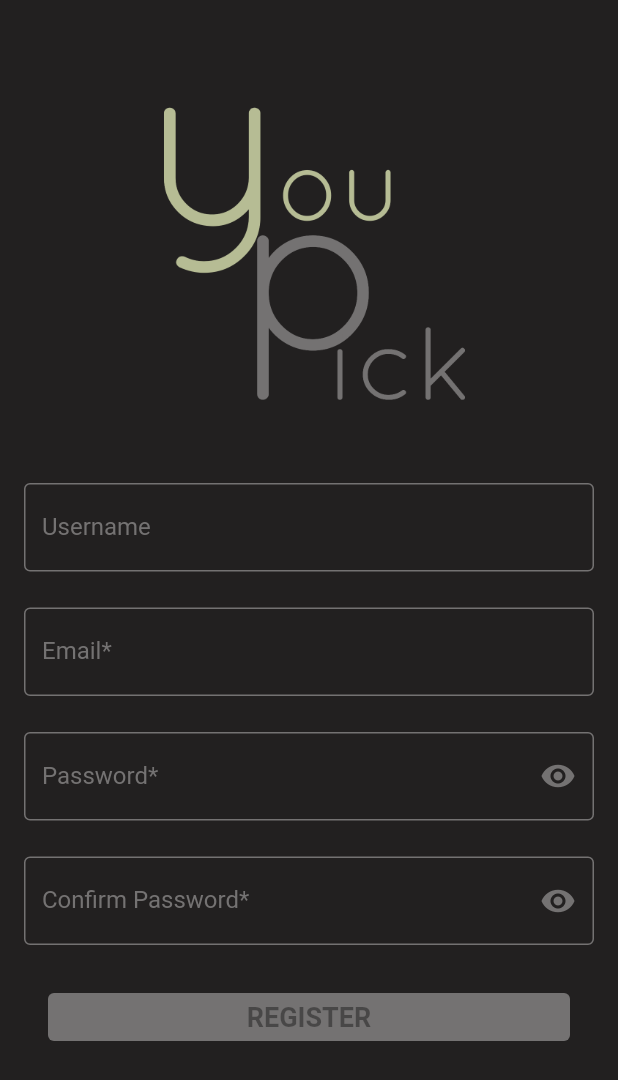
After one commit to thepeterwells/you_pick, a Flutter app: the screen it shows after launch, after a tap on "Create Account", on a phone screen of 412 x 824 dp. The commit adds this screen. Shown: the top 1080 px of the screen. Run offline on Flutter 3.47's test engine with Material 2 defaults, Android fonts, the phone set to English and light mode, and no system bars; our stand-ins replace firebase_auth, firebase_core, shared_preferences; missing offline and left inert: tmdb_api; accounts and stored records are empty; network calls fail.

Commit message:
Registration screen basic UI in place

```diff
--- /dev/null
+++ b/lib/utils/TMDbUtil.dart
@@ -0,0 +1,11 @@
+import 'package:tmdb_api/tmdb_api.dart';
+
+class TMDbUtil {
+  static TMDB initializeTMDb() {
+    return TMDB(
+        ApiKeys('39df174acce9f04fa07618cc434d32b9',
+            'eyJhbGciOiJIUzI1NiJ9.eyJhdWQiOiIzOWRmMTc0YWNjZTlmMDRmYTA3NjE4Y2M0MzRkMzJiOSIsInN1YiI6IjYwYjZlMjZlYTA2NjQ1MDAyYTU2ZjM5YyIsInNjb3BlcyI6WyJhcGlfcmVhZCJdLCJ2ZXJzaW9uIjoxfQ.3CtYzXrcZrf-acVddbJrZ6FcmbvA3YKmMHH3ur3-wNg'
+        )
+    );
+  }
+}
--- a/lib/view/login/LoginPresenter.dart
+++ b/lib/view/login/LoginPresenter.dart
@@ -1,10 +1,14 @@
+import 'package:firebase_auth/firebase_auth.dart';
 import 'package:shared_preferences/shared_preferences.dart';
+import 'package:you_pick/utils/TMDbUtil.dart';
 import 'package:you_pick/view/login/ILogin.dart';
+import 'package:tmdb_api/tmdb_api.dart';
 
 class LoginPresenter {
   ILogin? _view;
   String? _email;
   String? _password;
+  TMDB? _tmdbService;
 
   static final LoginPresenter _singleton = LoginPresenter._internal();
   LoginPresenter._internal();
@@ -15,6 +19,7 @@ class LoginPresenter {
 
   void start(ILogin view) async {
     _view = view;
+    _tmdbService = TMDbUtil.initializeTMDb();
     final _preferences = await SharedPreferences.getInstance();
     if ((_preferences.get('api_token') ?? '-1') == '-1') {
       _preferences.setString('api_token', 'eyJhbGciOiJIUzI1NiJ9.eyJhdWQiOiIzOWRmMTc0YWNjZTlmMDRmYTA3NjE4Y2M0MzRkMzJiOSIsInN1YiI6IjYwYjZlMjZlYTA2NjQ1MDAyYTU2ZjM5YyIsInNjb3BlcyI6WyJhcGlfcmVhZCJdLCJ2ZXJzaW9uIjoxfQ.3CtYzXrcZrf-acVddbJrZ6FcmbvA3YKmMHH3ur3-wNg');
@@ -43,4 +48,8 @@ class LoginPresenter {
 
     _view?.setSubmitButtonEnabled(isEmailValid && isPasswordValid);
   }
+
+  void _login() {
+
+  }
 }
--- a/lib/view/login/LoginScreen.dart
+++ b/lib/view/login/LoginScreen.dart
@@ -5,6 +5,7 @@ import 'package:you_pick/utils/ColorUtil.dart';
 import 'package:you_pick/view/home.dart';
 import 'package:you_pick/view/login/LoginPresenter.dart';
 import 'package:you_pick/view/navigation/BottomNavigationScreen.dart';
+import 'package:you_pick/view/registration/RegistrationScreen.dart';
 
 import 'ILogin.dart';
 
@@ -96,7 +97,7 @@ class _LoginScreenState extends State<LoginWidget> implements ILogin {
                   focusedBorder: OutlineInputBorder(
                     borderSide: BorderSide(color: AppTheme.primaryTextColor)
                   ),
-                  labelText: 'TMDb Account Email',
+                  labelText: 'Email',
                   labelStyle: TextStyle(color: AppTheme.primaryLightColor)
                 ),
               )
@@ -130,16 +131,6 @@ class _LoginScreenState extends State<LoginWidget> implements ILogin {
             Container(
               margin: EdgeInsets.only(top: 24.0, left: 32.0, right: 32.0),
               child: ElevatedButton(
-                // style: ElevatedButton.styleFrom(
-                //   minimumSize: Size(double.infinity, 32.0),
-                //   padding: EdgeInsets.all(8.0),
-                //   primary: AppTheme.secondaryDarkColor,
-                //   textStyle: TextStyle(
-                //     color: AppTheme.primaryTextColor,
-                //     fontSize: 18,
-                //     fontWeight: FontWeight.bold,
-                //   ),
-                // ),
                 style: ButtonStyle(
                   backgroundColor: MaterialStateProperty.resolveWith<Color>((states) {
                     if (states.contains(MaterialState.disabled)) {
@@ -167,6 +158,20 @@ class _LoginScreenState extends State<LoginWidget> implements ILogin {
                 ),
                 child: Text('LOGIN'),
                 onPressed: _loginButtonEnabled ? () {  } : null,
+              ),
+            ),
+            Container(
+              margin: EdgeInsets.only(top: 8.0, left: 32.0, right: 32.0),
+              child: TextButton(
+                child: Text(
+                  'Create Account',
+                  style: TextStyle(
+                      color: AppTheme.primaryTextColor,
+                      fontSize: 16,
+                      fontWeight: FontWeight.bold
+                  ),
+                ),
+                onPressed: () { Navigator.push(context, MaterialPageRoute(builder: (context) => RegistrationScreen())); },
               ),
             )
           ],
--- /dev/null
+++ b/lib/view/registration/IRegistration.dart
@@ -0,0 +1,6 @@
+abstract class IRegistration {
+  void showInvalidEmail(String errorMsg);
+  void showInvalidPassword(String errorMsg);
+  void setRegisterButtonEnabled(bool enabled);
+  void onRegistrationComplete();
+}
--- /dev/null
+++ b/lib/view/registration/RegistrationPresenter.dart
@@ -0,0 +1,50 @@
+import 'package:you_pick/view/registration/IRegistration.dart';
+
+class RegistrationPresenter {
+  IRegistration? _view;
+  String? _username;
+  String? _email;
+  String? _password;
+  String? _confirmPassword;
+
+  static final RegistrationPresenter _singleton = RegistrationPresenter._internal();
+  RegistrationPresenter._internal();
+
+  factory RegistrationPresenter() {
+    return _singleton;
+  }
+
+  void start(IRegistration view) {
+    _view = view;
+  }
+
+  void onUsernameChanged(String username) {
+    _username = username;
+    _validateUserInputs();
+  }
+
+  void onEmailInputChanged(String email) {
+    _email = email;
+    _validateUserInputs();
+  }
+
+  void onPasswordInputChanged(String password) {
+    _password = password;
+    _validateUserInputs();
+  }
+
+  void onConfirmPasswordInputChanged(String confirmPassword) {
+    _confirmPassword = confirmPassword;
+    _validateUserInputs();
+  }
+
+  void _validateUserInputs() {
+    if (_email == null || _password == null) {
+      _view?.setRegisterButtonEnabled(false);
+    }
+    bool isEmailValid = RegExp(r"^[a-zA-Z0-9.a-zA-Z0-9.!#$%&'*+-/=?^_`{|}~]+@[a-zA-Z0-9]+\.[a-zA-Z]+").hasMatch(_email!);
+    bool isPasswordValid = _password!.isNotEmpty && _password == _confirmPassword;
+
+    _view?.setRegisterButtonEnabled(isEmailValid && isPasswordValid);
+  }
+}
--- /dev/null
+++ b/lib/view/registration/RegistrationScreen.dart
@@ -0,0 +1,229 @@
+import 'package:flutter/cupertino.dart';
+import 'package:flutter/material.dart';
+import 'package:you_pick/utils/ColorUtil.dart';
+import 'package:you_pick/view/registration/IRegistration.dart';
+import 'package:you_pick/view/registration/RegistrationPresenter.dart';
+
+class RegistrationScreen extends StatelessWidget {
+
+  var presenter = RegistrationPresenter();
+
+  @override
+  Widget build(BuildContext context) {
+    return MaterialApp(
+        debugShowCheckedModeBanner: false,
+        theme: Theme.of(context).copyWith(
+            disabledColor: AppTheme.secondaryTextColor
+        ),
+        home: Scaffold(
+          backgroundColor: AppTheme.primaryDarkColor,
+          body: RegistrationWidget(presenter: presenter),
+        )
+    );
+  }
+}
+
+class RegistrationWidget extends StatefulWidget {
+
+  final RegistrationPresenter presenter;
+
+  const RegistrationWidget({ required this.presenter });
+
+  @override
+  State createState() => _RegistrationScreenState(presenter: presenter);
+}
+
+class _RegistrationScreenState extends State<RegistrationWidget> implements IRegistration {
+
+  final RegistrationPresenter presenter;
+  bool _showPassword = false;
+  bool _registerButtonEnabled = false;
+
+  _RegistrationScreenState({ required this.presenter });
+
+  @override
+  void initState() {
+    setState(() {
+      _showPassword = false;
+      _registerButtonEnabled = false;
+    });
+    WidgetsBinding.instance!.addPostFrameCallback((_) => presenter.start(this));
+  }
+
+  @override
+  Widget build(BuildContext context) {
+    return Scaffold(
+      backgroundColor: AppTheme.primaryDarkColor,
+      body: SingleChildScrollView(
+        child: Column(
+          crossAxisAlignment: CrossAxisAlignment.center,
+          children: <Widget>[
+            Container(
+              width: double.infinity,
+              margin: const EdgeInsets.only(top: 48.0),
+              child: (
+                  Image(image: AssetImage('assets/images/you_pick_logo.png'),
+                    width: 250,
+                    height: 250,
+                    alignment: Alignment.center,
+                  )
+              ),
+            ),
+            Container(
+                margin: EdgeInsets.only(top: 24.0, left: 16.0, right: 16.0),
+                child: TextFormField(
+                  onChanged: (username) { presenter.onUsernameChanged(username); },
+                  cursorColor: AppTheme.primaryTextColor,
+                  style: TextStyle(
+                    color: AppTheme.primaryTextColor
+                  ),
+                  decoration: InputDecoration(
+                      enabledBorder: OutlineInputBorder(
+                          borderSide: BorderSide(color: AppTheme.primaryLightColor)
+                      ),
+                      focusedBorder: OutlineInputBorder(
+                          borderSide: BorderSide(color: AppTheme.primaryTextColor)
+                      ),
+                      labelText: 'Username',
+                      labelStyle: TextStyle(color: AppTheme.primaryLightColor)
+                  )
+                ),
+            ),
+            Container(
+                margin: EdgeInsets.only(top: 24.0, left: 16.0, right: 16.0),
+                child: TextFormField(
+                  onChanged: (email) { presenter.onEmailInputChanged(email); },
+                  cursorColor: AppTheme.primaryTextColor,
+                  style: TextStyle(
+                      color: AppTheme.primaryTextColor
+                  ),
+                  decoration: InputDecoration(
+                      enabledBorder: OutlineInputBorder(
+                          borderSide: BorderSide(color: AppTheme.primaryLightColor)
+                      ),
+                      focusedBorder: OutlineInputBorder(
+                          borderSide: BorderSide(color: AppTheme.primaryTextColor)
+                      ),
+                      labelText: 'Email*',
+                      labelStyle: TextStyle(color: AppTheme.primaryLightColor)
+                  ),
+                )
+            ),
+            Container(
+                margin: EdgeInsets.only(top: 24.0, left: 16.0, right: 16.0),
+                child: TextFormField(
+                  obscureText: !_showPassword,
+                  onChanged: (password) { presenter.onPasswordInputChanged(password); },
+                  cursorColor: AppTheme.primaryTextColor,
+                  style: TextStyle(
+                      color: AppTheme.primaryTextColor
+                  ),
+                  decoration: InputDecoration(
+                      enabledBorder: OutlineInputBorder(
+                          borderSide: BorderSide(color: AppTheme.primaryLightColor)
+                      ),
+                      focusedBorder: OutlineInputBorder(
+                          borderSide: BorderSide(color: AppTheme.primaryTextColor)
+                      ),
+                      labelText: 'Password*',
+                      labelStyle: TextStyle(color: AppTheme.primaryLightColor),
+                      suffixIcon: IconButton(
+                        icon: _showPassword ? Icon(Icons.visibility_off) : Icon(Icons.visibility),
+                        onPressed: () { _togglePasswordVisibility(); },
+                        color: AppTheme.primaryLightColor,
+                      )
+                  ),
+                )
+            ),
+            Container(
+                margin: EdgeInsets.only(top: 24.0, left: 16.0, right: 16.0),
+                child: TextFormField(
+                  obscureText: !_showPassword,
+                  onChanged: (password) { presenter.onConfirmPasswordInputChanged(password); },
+                  cursorColor: AppTheme.primaryTextColor,
+                  style: TextStyle(
+                      color: AppTheme.primaryTextColor
+                  ),
+                  decoration: InputDecoration(
+                      enabledBorder: OutlineInputBorder(
+                          borderSide: BorderSide(color: AppTheme.primaryLightColor)
+                      ),
+                      focusedBorder: OutlineInputBorder(
+                          borderSide: BorderSide(color: AppTheme.primaryTextColor)
+                      ),
+                      labelText: 'Confirm Password*',
+                      labelStyle: TextStyle(color: AppTheme.primaryLightColor),
+                      suffixIcon: IconButton(
+                        icon: _showPassword ? Icon(Icons.visibility_off) : Icon(Icons.visibility),
+                        onPressed: () { _togglePasswordVisibility(); },
+                        color: AppTheme.primaryLightColor,
+                      )
+                  ),
+                )
+            ),
+            Container(
+              margin: EdgeInsets.only(top: 24.0, left: 32.0, right: 32.0),
+              child: ElevatedButton(
+                style: ButtonStyle(
+                    backgroundColor: MaterialStateProperty.resolveWith<Color>((states) {
+                      if (states.contains(MaterialState.disabled)) {
+                        return AppTheme.primaryLightColor;
+                      }
+                      return AppTheme.secondaryDarkColor;
+                    }),
+                    minimumSize: MaterialStateProperty.resolveWith<Size>((states) {
+                      return Size(double.infinity, 32.0);
+                    }),
+                    textStyle: MaterialStateProperty.resolveWith<TextStyle>((states) {
+                      if (states.contains(MaterialState.disabled)) {
+                        return TextStyle(
+                            color: AppTheme.primaryDarkColor,
+                            fontSize: 18,
+                            fontWeight: FontWeight.bold
+                        );
+                      }
+                      return TextStyle(
+                          color: AppTheme.primaryTextColor,
+                          fontSize: 18,
+                          fontWeight: FontWeight.bold
+                      );
+                    })
+                ),
+                child: Text('REGISTER'),
+                onPressed: _registerButtonEnabled ? () {  } : null,
+              ),
+            )
+          ],
+        ),
+      ),
+    );
+  }
+
+  @override
+  void showInvalidEmail(String errorMsg) {
+
+  }
+
+  @override
+  void onRegistrationComplete() {
+
+  }
+
+  @override
+  void showInvalidPassword(String errorMsg) {
+
+  }
+
+  @override
+  void setRegisterButtonEnabled(bool enabled) {
+    setState(() {
+      _registerButtonEnabled = enabled;
+    });
+  }
+
+  void _togglePasswordVisibility() {
+    setState(() {
+      _showPassword = !_showPassword;
+    });
+  }
+}
--- a/pubspec.yaml
+++ b/pubspec.yaml
@@ -33,6 +33,7 @@ dependencies:
   intl: ^0.17.0
   firebase_core: "^1.4.0"
   firebase_auth: "^3.0.1"
+  tmdb_api: "^1.2.7"
 
 dev_dependencies:
   flutter_test:
```
Also changed, not shown: pubspec.lock.
